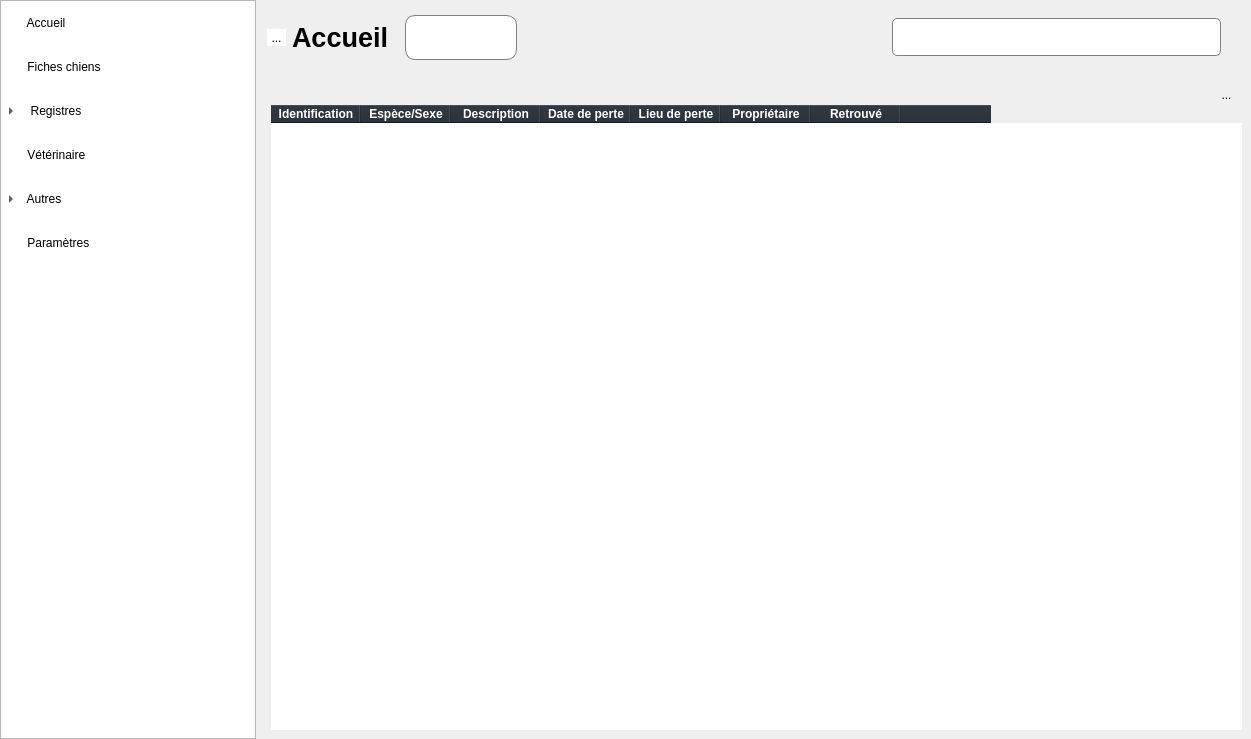
ArtAuc/mkrescue, file mainwindow.ui: the form before one commit.
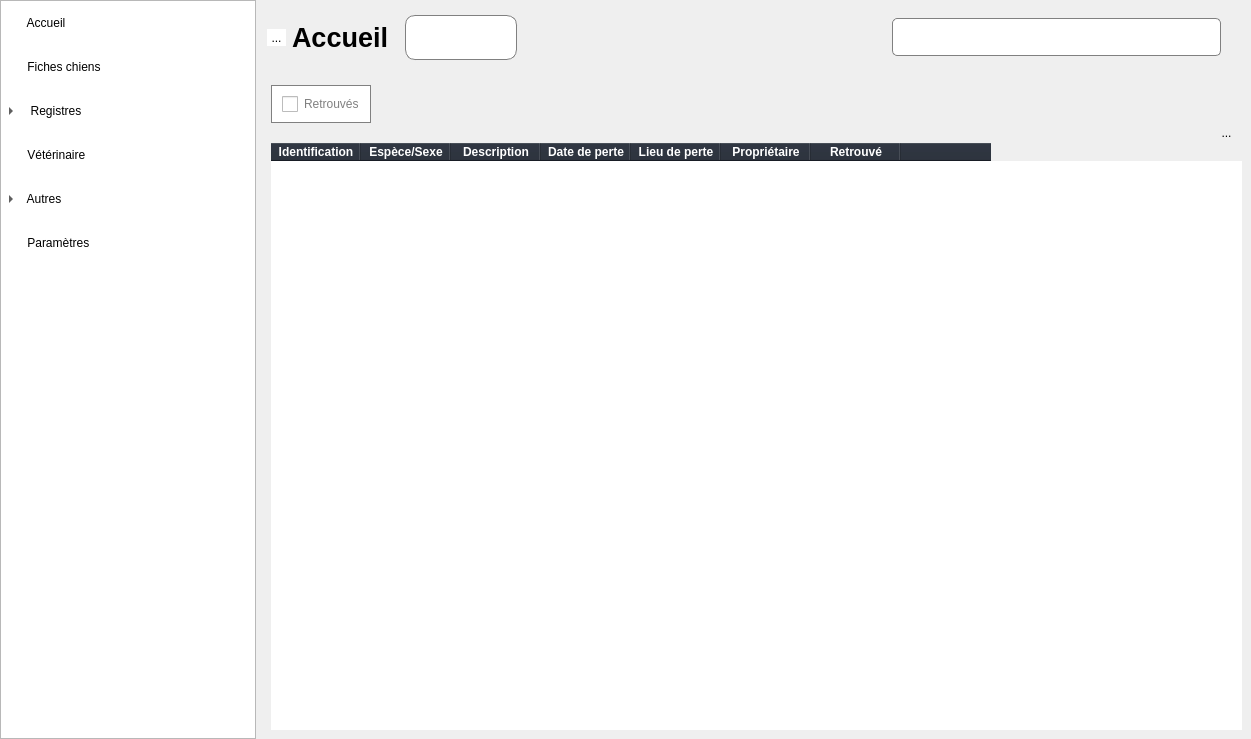
The form after the commit. The open tabs and pages were chosen to show the change. Icons and pictures are not drawn. Custom widgets are drawn as their Qt base class.

Commit message: Filter lost animals by found

Diff of the .ui file:
```diff
--- a/mainwindow.ui
+++ b/mainwindow.ui
@@ -1802,9 +1802,45 @@
           <property name="spacing">
            <number>0</number>
           </property>
-          <property name="rightMargin">
-           <number>9</number>
-          </property>
+          <item>
+           <layout class="QHBoxLayout" name="horizontalLayout_7">
+            <item>
+             <widget class="QCheckBox" name="foundCheckBox">
+              <property name="styleSheet">
+               <string notr="true">QCheckBox:checked{
+	background-color:#3b4b64;
+}
+
+QCheckBox:unchecked {
+	border: 1px solid gray;
+    background-color: white;
+	color:gray;
+}
+
+QCheckBox::indicator:unchecked{
+		image: url('media/cross.png');
+}</string>
+              </property>
+              <property name="text">
+               <string>Retrouvés</string>
+              </property>
+             </widget>
+            </item>
+            <item>
+             <spacer name="horizontalSpacer_7">
+              <property name="orientation">
+               <enum>Qt::Horizontal</enum>
+              </property>
+              <property name="sizeHint" stdset="0">
+               <size>
+                <width>40</width>
+                <height>20</height>
+               </size>
+              </property>
+             </spacer>
+            </item>
+           </layout>
+          </item>
           <item>
            <layout class="QHBoxLayout" name="horizontalLayout_5">
             <property name="spacing">
```
Left out of the diff: 64 changed lines with no effect on the pictures. The commit also changes 7 other files.
